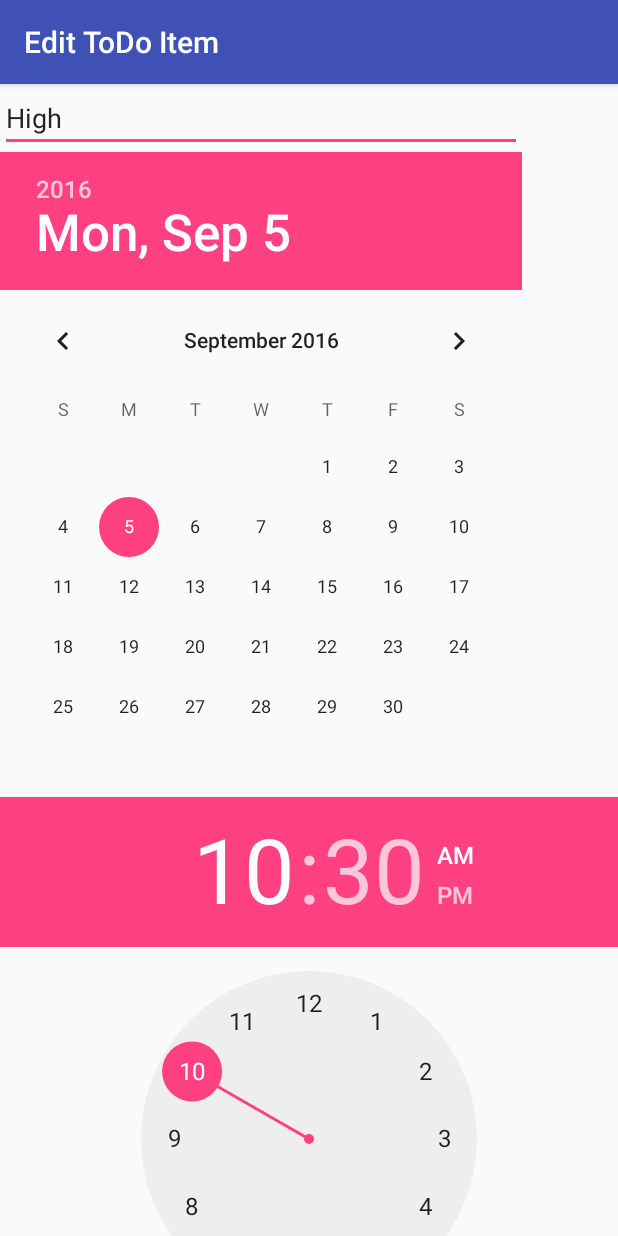
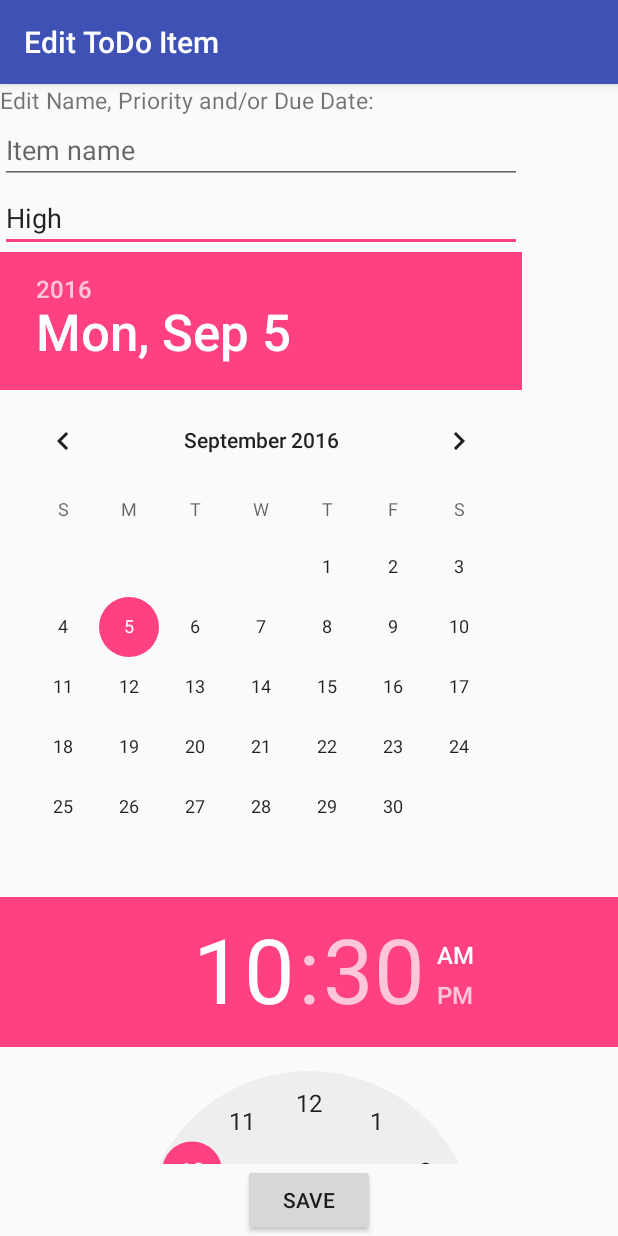
Before and after one commit to gillmccabe/project_2, an Android app: the EditItemActivity screen opened directly, with no data from a screen before it, on a phone screen of 412 x 824 dp. Run offline under Robolectric (Android 15) with nearby library versions, the phone set to English and light mode, and no system bars; 5 statements that could not run were skipped.

Commit message:
update edit layout

```diff
--- a/app/src/main/res/layout/activity_edit_item.xml
+++ b/app/src/main/res/layout/activity_edit_item.xml
@@ -3,7 +3,6 @@
     xmlns:tools="http://schemas.android.com/tools"
     android:layout_width="match_parent"
     android:layout_height="match_parent">
-
 
 
     <EditText
@@ -16,6 +15,41 @@
         android:hint="Priority [Low, Medium, High]"
         android:layout_alignRight="@+id/datePicker"
         android:layout_alignEnd="@+id/datePicker" />
+
+    <Button
+        android:layout_width="wrap_content"
+        android:layout_height="wrap_content"
+        android:text="@string/save"
+        android:id="@+id/btnSave"
+        android:onClick="onSaveBtn"
+        android:layout_alignParentBottom="true"
+        android:layout_centerHorizontal="true" />
+
+    <EditText
+        android:layout_width="wrap_content"
+        android:layout_height="wrap_content"
+        android:inputType="textMultiLine"
+        android:ems="10"
+        android:id="@+id/etEditText"
+        android:layout_below="@+id/tvEditText"
+        android:layout_alignParentLeft="true"
+        android:layout_alignParentStart="true"
+        android:text="@string/editText"
+        android:hint="Item name"
+        android:layout_alignRight="@+id/etPriority"
+        android:layout_alignEnd="@+id/etPriority" />
+
+    <TextView
+        android:layout_width="wrap_content"
+        android:layout_height="wrap_content"
+        android:text="@string/edit"
+        android:id="@+id/tvEditText"
+        android:layout_alignParentTop="true"
+        android:layout_alignParentLeft="true"
+        android:layout_alignParentStart="true"
+        android:layout_alignRight="@+id/etEditText"
+        android:layout_alignEnd="@+id/etEditText"
+        android:textSize="15sp"/>
 
     <DatePicker
         android:layout_width="wrap_content"
```
